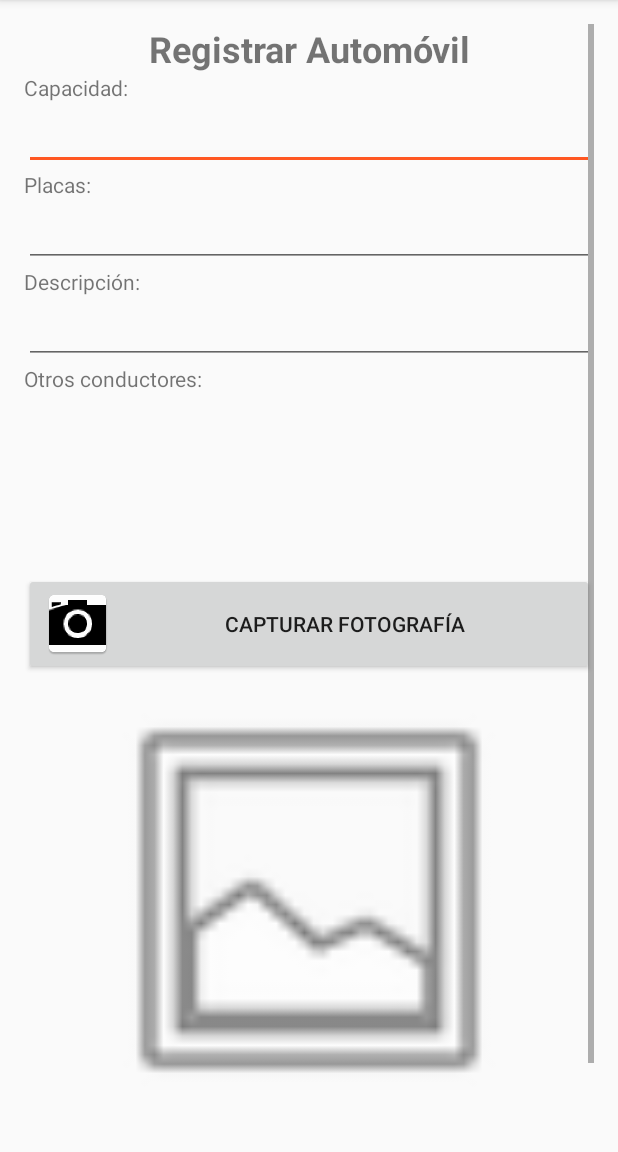
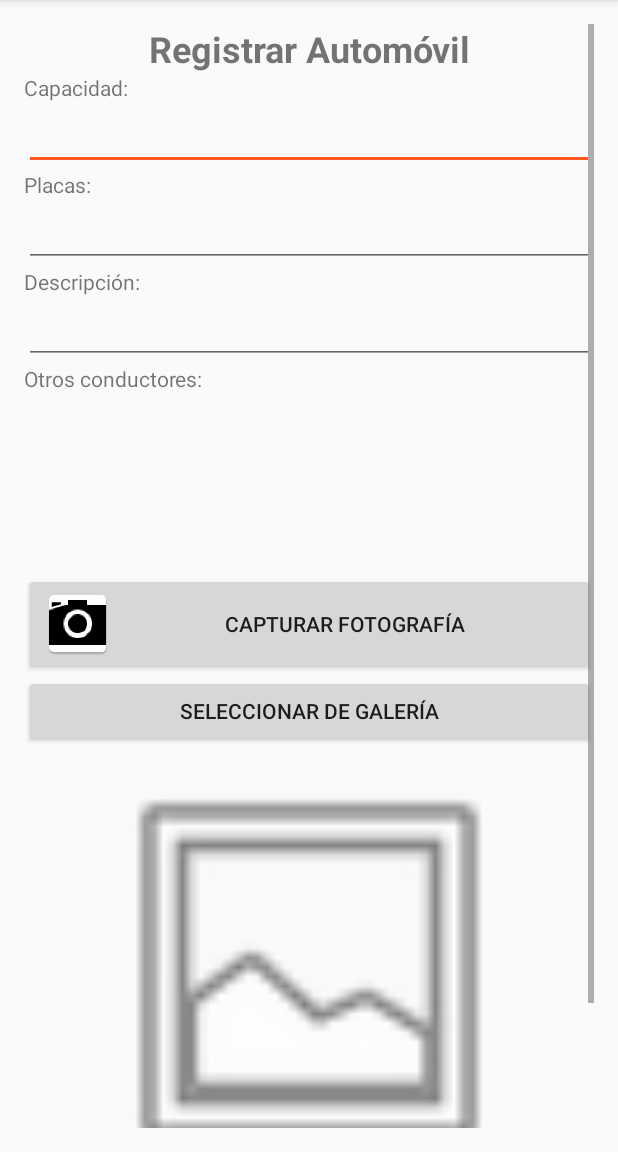
Before and after one commit to aguilaj10/MBNMovil, an Android app: the RegistrarAutoActivity screen opened directly, with no data from a screen before it, on a phone screen of 412 x 824 dp, the part 84-1236 px from its top. Run offline under Robolectric (Android 15) with nearby library versions, the light colour scheme and no system bars; our stand-ins replace ButterKnife, Dagger/Hilt's generated code; 5 statements that could not run were skipped.

Commit message:
- Se agrego la funcionalidad para seleccionar imagen desde la galería

```diff
--- a/app/src/main/AndroidManifest.xml
+++ b/app/src/main/AndroidManifest.xml
@@ -3,9 +3,8 @@
     package="com.mbn.movil">
 
     <uses-permission android:name="android.permission.INTERNET" />
-    <uses-feature
-        android:name="android.hardware.camera"
-        android:required="true" />
+    <uses-permission android:name="android.permission.READ_EXTERNAL_STORAGE" />
+    <uses-feature android:name="android.hardware.camera" android:required="true" />
 
     <application
         android:name=".MBNMovilApp"
--- a/app/src/main/res/layout/activity_registrar_auto.xml
+++ b/app/src/main/res/layout/activity_registrar_auto.xml
@@ -87,6 +87,12 @@
             android:drawableLeft="@mipmap/ic_camara"
             android:text="Capturar Fotografía"/>
 
+        <Button
+            android:id="@+id/btnGaleria"
+            android:layout_width="match_parent"
+            android:layout_height="wrap_content"
+            android:text="Seleccionar de galería"/>
+
         <ImageView
             android:id="@+id/imgFotoAuto"
             android:src="@android:drawable/ic_menu_gallery"
```
Also changed, not shown: app/src/main/java/com/mbn/movil/view/impl/RegistrarAutoActivity.java (+43 -3 lines).
